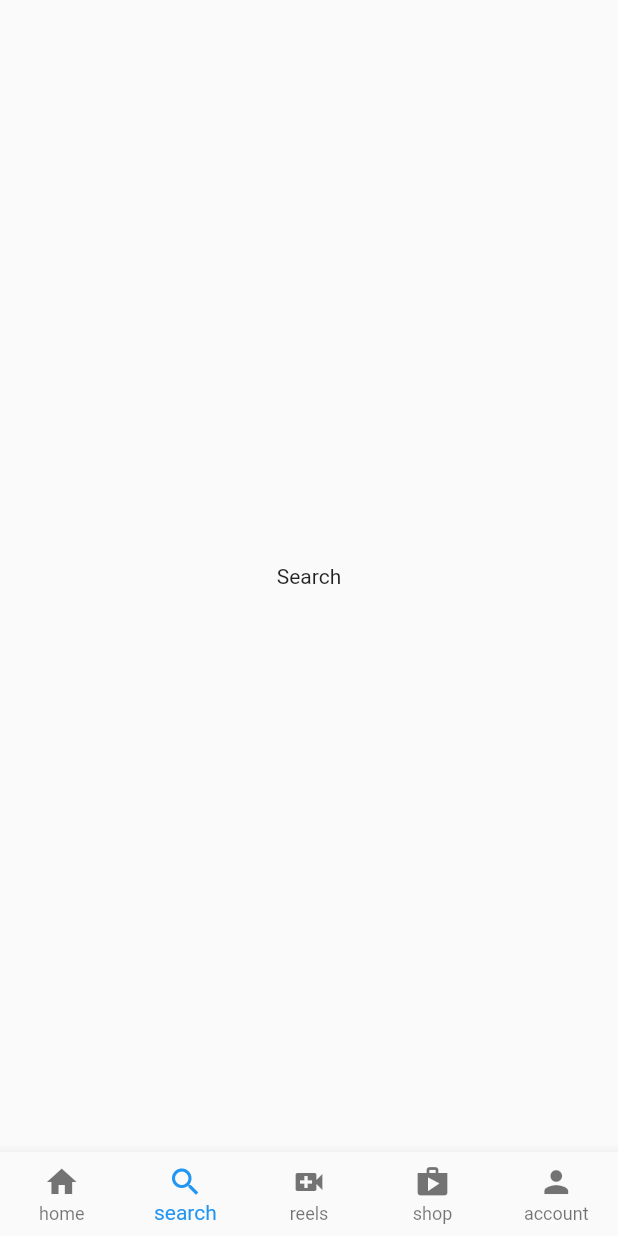
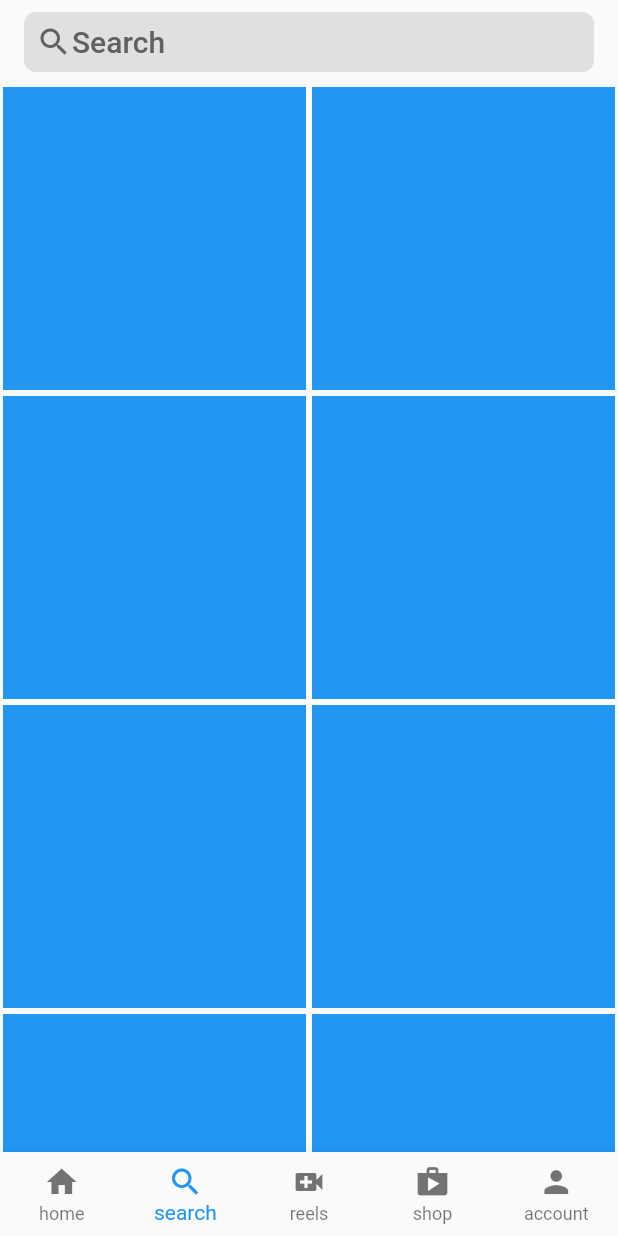
Before and after one commit to alxayeed/flutter-ui-instagram, a Flutter app: the screen it shows after launch, item 2 of the bottom bar chosen, on a phone screen of 412 x 824 dp. Run offline on Flutter 3.47's test engine with Material 2 defaults, Android fonts, the phone set to English and light mode, and no system bars.

Commit message:
shop and search page created

```diff
--- a/lib/screens/search_screen.dart
+++ b/lib/screens/search_screen.dart
@@ -1,4 +1,5 @@
 import 'package:flutter/material.dart';
+import 'package:flutter_insta/widgets/explore_grid.dart';
 
 class UserSearch extends StatelessWidget {
   const UserSearch({Key? key}) : super(key: key);
@@ -6,7 +7,29 @@ class UserSearch extends StatelessWidget {
   @override
   Widget build(BuildContext context) {
     return Scaffold(
-      body: Center(child: Text('Search')),
+      appBar: AppBar(
+        backgroundColor: Colors.transparent,
+        elevation: 0.0,
+        title: ClipRRect(
+          borderRadius: const BorderRadius.all(Radius.circular(8.0)),
+          child: Container(
+            color: Colors.grey[300],
+            padding: const EdgeInsets.all(8.0),
+            child: Row(
+              children: [
+                Icon(Icons.search, color: Colors.grey[700]),
+                Text(
+                  "Search",
+                  style: TextStyle(color: Colors.grey[700]),
+                )
+              ],
+            ),
+          ),
+        ),
+      ),
+      body: ExploreGrid(
+        color: Colors.blue,
+      ),
     );
   }
 }
--- /dev/null
+++ b/lib/widgets/explore_grid.dart
@@ -0,0 +1,22 @@
+import 'package:flutter/material.dart';
+
+class ExploreGrid extends StatelessWidget {
+  Color color;
+  ExploreGrid({Key? key, required this.color}) : super(key: key);
+
+  @override
+  Widget build(BuildContext context) {
+    return GridView.builder(
+        itemCount: 21,
+        gridDelegate:
+            const SliverGridDelegateWithFixedCrossAxisCount(crossAxisCount: 2),
+        itemBuilder: (context, index) {
+          return Padding(
+            padding: const EdgeInsets.all(2.0),
+            child: Container(
+              color: color,
+            ),
+          );
+        });
+  }
+}
```
Also changed, not shown: lib/screens/shop_screen.dart (+25 -1 lines).
